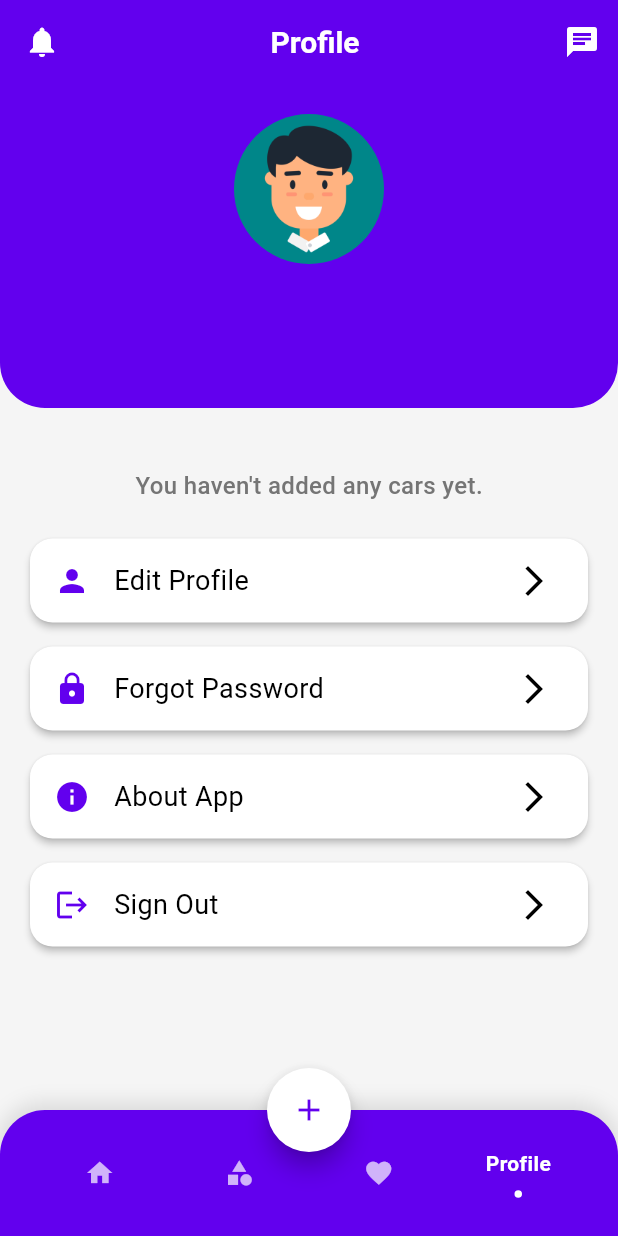
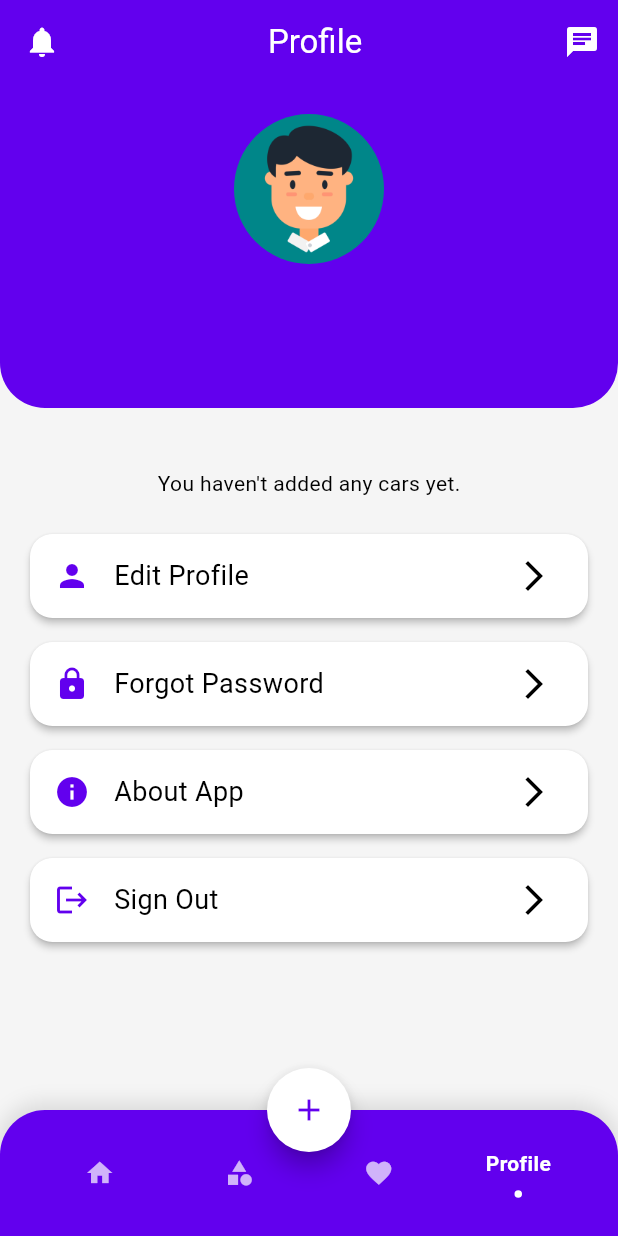
Before and after one commit to adkdeve/rent_a_car, a Flutter app: the HomeScreen screen opened directly, item 4 of the bottom bar chosen, after a tap on the "chat" icon, on a phone screen of 412 x 824 dp. Run offline on Flutter 3.47's test engine with Material 3 defaults, Android fonts, the phone set to English and light mode, and no system bars; drawn by our look-alikes of badges, flashy_tab_bar2; our stand-ins replace cloud_firestore, fade_shimmer, firebase_auth, firebase_core, flutter_onboarding_slider, flutter_svg and 6 more; missing offline and left inert: reveal_on_scroll; accounts and stored records are empty.

Commit message:
Categories Provider updated

```diff
--- a/lib/Screen/Auth | Profile/ProfileScreen.dart
+++ b/lib/Screen/Auth | Profile/ProfileScreen.dart
@@ -29,22 +29,25 @@ class _ProfilePageState extends State<ProfilePage> {
   @override
   Widget build(BuildContext context) {
     final theme = Theme.of(context);
-    final themeColor = Theme.of(context).primaryColor;
+    final colorScheme = theme.colorScheme;
+    final textTheme = theme.textTheme;
 
     return Scaffold(
       appBar: AppBar(
-        title: const Center(
-          child: Text('Profile', style: TextStyle(color: Colors.white)),
+        title: Center(
+          child: Text(
+            'Profile',
+            style: textTheme.titleLarge?.copyWith(color: colorScheme.onPrimary),
+          ),
         ),
-        backgroundColor: Theme.of(context).primaryColor,
+        backgroundColor: colorScheme.primary,
         elevation: 0,
-        // Notification icon on the top-left
         leading: StreamBuilder<QuerySnapshot>(
           stream: FirebaseFirestore.instance
               .collection('users')
               .doc(userId)
               .collection('notifications')
-              .where('isRead', isEqualTo: false)  // Filter for unread notifications
+              .where('isRead', isEqualTo: false)
               .snapshots(),
           builder: (context, snapshot) {
             int unreadCount = 0;
@@ -57,12 +60,11 @@ class _ProfilePageState extends State<ProfilePage> {
                 showBadge: unreadCount > 0,
                 badgeContent: Text(
                   '$unreadCount',
-                  style: const TextStyle(color: Colors.white),
+                  style: TextStyle(color: colorScheme.onPrimary),
                 ),
-                child: const Icon(Icons.notifications, color: Colors.white),
+                child: Icon(Icons.notifications, color: colorScheme.onPrimary),
               ),
               onPressed: () {
-                // Navigate to NotificationScreen
                 Navigator.push(
                   context,
                   MaterialPageRoute(builder: (context) => NotificationScreen()),
@@ -71,16 +73,11 @@ class _ProfilePageState extends State<ProfilePage> {
             );
           },
         ),
-        // Chat icon on the top-right
         actions: [
           IconButton(
-            icon: const Icon(Icons.chat, color: Colors.white),
+            icon: Icon(Icons.chat, color: colorScheme.onPrimary),
             onPressed: () {
               // Handle chat icon press if needed
-              // Example: Navigator.push(
-              //   context,
-              //   MaterialPageRoute(builder: (context) => ChatScreen()),
-              // );
             },
           ),
         ],
@@ -90,12 +87,11 @@ class _ProfilePageState extends State<ProfilePage> {
           child: Column(
             crossAxisAlignment: CrossAxisAlignment.center,
             children: [
-              // Profile header with avatar and name
               Container(
                 width: double.infinity,
                 padding: const EdgeInsets.all(20),
                 decoration: BoxDecoration(
-                  color: theme.primaryColor,
+                  color: colorScheme.primary,
                   borderRadius: const BorderRadius.vertical(
                     bottom: Radius.circular(30),
                   ),
@@ -107,29 +103,28 @@ class _ProfilePageState extends State<ProfilePage> {
                       radius: 50,
                       backgroundImage: GlobalConfig.image != null
                           ? FileImage(GlobalConfig.image!)
-                          : const AssetImage("assets/avatar.jpg"),
+                          : const AssetImage("assets/avatar.jpg") as ImageProvider,
                     ),
                     const SizedBox(height: 16),
                     Text(
-                      '${GlobalConfig.name}', // Display full name
-                      style: theme.textTheme.titleLarge?.copyWith(
-                        color: Colors.white,
+                      '${GlobalConfig.name}',
+                      style: textTheme.titleLarge?.copyWith(
+                        color: colorScheme.onPrimary,
                         fontWeight: FontWeight.bold,
                       ),
                     ),
                     const SizedBox(height: 8),
                     Text(
-                      GlobalConfig.email.isNotEmpty ? GlobalConfig.email : GlobalConfig.phoneNumber, // Display email if not empty, else phoneNumber
-                      style: theme.textTheme.bodyLarge?.copyWith(
-                        color: Colors.white70,
+                      GlobalConfig.email.isNotEmpty ? GlobalConfig.email : GlobalConfig.phoneNumber,
+                      style: textTheme.bodyLarge?.copyWith(
+                        color: colorScheme.onPrimary.withOpacity(0.7),
                       ),
                     ),
                   ],
                 ),
               ),
               const SizedBox(height: 24),
-              _buildmyCarSection(themeColor),
-              // Profile options and actions
+              _buildMyCarSection(colorScheme, textTheme),
               Padding(
                 padding: const EdgeInsets.symmetric(horizontal: 20),
                 child: Column(
@@ -149,7 +144,6 @@ class _ProfilePageState extends State<ProfilePage> {
                           ),
                         );
 
-                        // Update state with new data if available
                         if (updatedData != null) {
                           setState(() {
                             GlobalConfig.name = updatedData['name'];
@@ -163,7 +157,6 @@ class _ProfilePageState extends State<ProfilePage> {
                       icon: Icons.lock,
                       title: 'Forgot Password',
                       onTap: () {
-                        // Navigate to Change Password screen
                         Navigator.push(
                           context,
                           MaterialPageRoute(builder: (context) => ForgotPasswordScreen()),
@@ -185,20 +178,15 @@ class _ProfilePageState extends State<ProfilePage> {
                       title: 'Sign Out',
                       onTap: () async {
                         try {
-                          // Sign out the user from Firebase Auth
                           await FirebaseAuth.instance.signOut();
-
-                          // Navigate to the Onboarding Screen
                           Navigator.pushReplacement(
                             context,
                             MaterialPageRoute(builder: (context) => OnboardingScreen()),
                           );
-
                           ScaffoldMessenger.of(context).showSnackBar(
                             const SnackBar(content: Text('You have signed out successfully!')),
                           );
                         } catch (e) {
-                          // Handle error during sign out
                           ScaffoldMessenger.of(context).showSnackBar(
                             SnackBar(content: Text('Error: $e')),
                           );
@@ -216,27 +204,27 @@ class _ProfilePageState extends State<ProfilePage> {
   }
 
   Stream<List<Car>> fetchMyCarsStream() {
-    String userId = FirebaseAuth.instance.currentUser!.uid; // Get current user's UID
+    String userId = FirebaseAuth.instance.currentUser!.uid;
     return FirebaseFirestore.instance
         .collection('cars')
-        .where('ownerID', isEqualTo: userId) // Ensure 'ownerId' exists in Firestore
+        .where('ownerID', isEqualTo: userId)
         .snapshots()
         .map((snapshot) {
       return snapshot.docs.map((doc) {
         var data = doc.data();
-        return Car.fromFirestore(data, doc.id); // Ensure Car.fromFirestore is implemented correctly
+        return Car.fromFirestore(data, doc.id);
       }).toList();
     });
   }
 
-  Widget _buildmyCarSection(Color themeColor) {
+  Widget _buildMyCarSection(ColorScheme colorScheme, TextTheme textTheme) {
     return StreamBuilder<List<Car>>(
       stream: fetchMyCarsStream(),
       builder: (context, snapshot) {
         if (snapshot.connectionState == ConnectionState.waiting) {
-          return const Center(
+          return Center(
             child: CircularProgressIndicator(
-              valueColor: AlwaysStoppedAnimation<Color>(Colors.green),
+              valueColor: AlwaysStoppedAnimation<Color>(colorScheme.primary),
             ),
           );
         }
@@ -245,9 +233,8 @@ class _ProfilePageState extends State<ProfilePage> {
           return Center(
             child: Text(
               "Error loading your ads",
-              style: TextStyle(
-                fontSize: 16,
-                color: Colors.grey[600],
+              style: textTheme.bodyMedium?.copyWith(
+                color: colorScheme.onSurfaceVariant,
               ),
             ),
           );
@@ -260,10 +247,8 @@ class _ProfilePageState extends State<ProfilePage> {
             padding: const EdgeInsets.all(16.0),
             child: Text(
               "You haven't added any cars yet.",
-              style: TextStyle(
-                fontSize: 16,
-                fontWeight: FontWeight.w500,
-                color: Colors.grey[600],
+              style: textTheme.bodyMedium?.copyWith(
+                color: colorScheme.onSurfaceVariant,
               ),
             ),
           );
@@ -271,7 +256,7 @@ class _ProfilePageState extends State<ProfilePage> {
 
         return Padding(
           padding: const EdgeInsets.fromLTRB(16, 16, 16, 0),
-          child: SingleChildScrollView( // Added this
+          child: SingleChildScrollView(
             child: Column(
               crossAxisAlignment: CrossAxisAlignment.start,
               children: [
@@ -280,30 +265,27 @@ class _ProfilePageState extends State<ProfilePage> {
                   children: [
                     Text(
                       "My Ads",
-                      style: TextStyle(
-                        fontSize: 20,
+                      style: textTheme.titleMedium?.copyWith(
+                        color: colorScheme.onSurface,
                         fontWeight: FontWeight.bold,
-                        color: Colors.grey[800],
                       ),
                     ),
-                    ElevatedButton(
+                    TextButton(
                       onPressed: () {
-                        // Handle 'More' button click
+                        // Navigator.push(
+                        //   context,
+                        //   MaterialPageRoute(
+                        //     builder: (context) => CategoriesScreen(collectionPath: 'categories/doc1/categoriesByBrand',
+                        //       title: 'Cars by Brand',),
+                        //   ),
+                        // );
                       },
-                      style: ElevatedButton.styleFrom(
-                        backgroundColor: themeColor,
-                        shape: RoundedRectangleBorder(
-                          borderRadius: BorderRadius.circular(20),
-                        ),
-                        padding: const EdgeInsets.symmetric(horizontal: 16, vertical: 8),
-                        elevation: 2,
-                      ),
-                      child: const Text(
-                        'More',
+                      child: Text(
+                        'View All',
                         style: TextStyle(
-                          color: Colors.white,
                           fontSize: 14,
                           fontWeight: FontWeight.w500,
+                          color: colorScheme.primary, // Use primary color for text
                         ),
                       ),
                     ),
@@ -311,15 +293,14 @@ class _ProfilePageState extends State<ProfilePage> {
                 ),
                 const SizedBox(height: 12),
                 SizedBox(
-                  height: 150, // Fixed height for the horizontal list
+                  height: 150,
                   child: ListView.builder(
                     scrollDirection: Axis.horizontal,
                     itemCount: myCars.length,
                     itemBuilder: (context, index) {
                       final car = myCars[index];
-                      return GestureDetector( // Wrap each car card with GestureDetector
+                      return GestureDetector(
                         onTap: () {
-                          // Navigate to the CarDetailScreen on tap
                           Navigator.push(
                             context,
                             MaterialPageRoute(
@@ -328,8 +309,8 @@ class _ProfilePageState extends State<ProfilePage> {
                           );
                         },
                         child: Container(
-                          width: 120, // Fixed width for each car card
-                          margin: EdgeInsets.only(right: index == myCars.length - 1 ? 0 : 16), // No margin for the last item
+                          width: 120,
+                          margin: EdgeInsets.only(right: index == myCars.length - 1 ? 0 : 16),
                           child: Column(
                             crossAxisAlignment: CrossAxisAlignment.start,
                             children: [
@@ -341,7 +322,7 @@ class _ProfilePageState extends State<ProfilePage> {
                                   child: Container(
                                     width: 120,
                                     height: 100,
-                                    color: Colors.grey[200], // Placeholder background
+                                    color: colorScheme.surfaceVariant,
                                     child: _buildImage(
                                       car.imageUrl.isNotEmpty ? car.imageUrl.first : '',
                                     ),
@@ -351,10 +332,8 @@ class _ProfilePageState extends State<ProfilePage> {
                               const SizedBox(height: 8),
                               Text(
                                 car.name.isNotEmpty ? car.name : 'Unnamed Car',
-                                style: TextStyle(
-                                  fontSize: 14,
-                                  fontWeight: FontWeight.w600,
-                                  color: Colors.grey[800],
+                                style: textTheme.bodyMedium?.copyWith(
+                                  color: colorScheme.onSurface,
                                 ),
                                 maxLines: 1,
                                 overflow: TextOverflow.ellipsis,
@@ -386,15 +365,15 @@ class _ProfilePageState extends State<ProfilePage> {
               value: loadingProgress.expectedTotalBytes != null
                   ? loadingProgress.cumulativeBytesLoaded / loadingProgress.expectedTotalBytes!
                   : null,
-              color: Colors.green, // Use theme color
+              color: Theme.of(context).colorScheme.primary,
             ),
           );
         },
         errorBuilder: (context, error, stackTrace) => Container(
-          color: Colors.grey[200],
-          child: const Icon(
+          color: Theme.of(context).colorScheme.surfaceVariant,
+          child: Icon(
             Icons.broken_image,
-            color: Colors.grey,
+            color: Theme.of(context).colorScheme.onSurfaceVariant,
             size: 40,
           ),
         ),
@@ -404,26 +383,25 @@ class _ProfilePageState extends State<ProfilePage> {
         File(imageUrl),
         fit: BoxFit.cover,
         errorBuilder: (context, error, stackTrace) => Container(
-          color: Colors.grey[200],
-          child: const Icon(
+          color: Theme.of(context).colorScheme.surfaceVariant,
+          child: Icon(
             Icons.broken_image,
-            color: Colors.grey,
+            color: Theme.of(context).colorScheme.onSurfaceVariant,
             size: 40,
           ),
         ),
       );
     } else {
       return Container(
-        color: Colors.grey[200],
-        child: const Icon(
+        color: Theme.of(context).colorScheme.surfaceVariant,
+        child: Icon(
           Icons.broken_image,
-          color: Colors.grey,
+          color: Theme.of(context).colorScheme.onSurfaceVariant,
           size: 40,
         ),
       );
     }
   }
-
 }
 
 class ProfileOption extends StatelessWidget {
--- a/lib/Screen/Categories/CarByBrands.dart
+++ b/lib/Screen/Categories/CarByBrands.dart
@@ -30,10 +30,10 @@ class _CarByBrandsState extends State<CarByBrands> {
     return Scaffold(
       appBar: AppBar(
         title: Text(
-          'Cars by Brand',
-          style: textTheme.titleLarge?.copyWith(color: colorScheme.onPrimary),
+          'Cars By Brand',
+          style: TextStyle(color: colorScheme.onPrimary), // Use onPrimary color for text
         ),
-        backgroundColor: colorScheme.primary,
+        backgroundColor: colorScheme.primary, // Use primary color for app bar background
       ),
       body: Consumer<CategoriesProvider>(
         builder: (context, provider, child) {
--- a/lib/Screen/Categories/CarByTypes.dart
+++ b/lib/Screen/Categories/CarByTypes.dart
@@ -31,10 +31,11 @@ class _CarByTypesState extends State<CarByTypes> {
       appBar: AppBar(
         title: Text(
           'Cars by Type',
-          style: textTheme.titleLarge?.copyWith(color: colorScheme.onPrimary),
+          style: TextStyle(color: colorScheme.onPrimary), // Use onPrimary color for text
         ),
-        backgroundColor: colorScheme.primary,
+        backgroundColor: colorScheme.primary, // Use primary color for app bar background
       ),
+
       body: Consumer<CategoriesProvider>(
         builder: (context, provider, child) {
           return FutureBuilder<List<Car>>(
--- a/lib/Screen/HomeScreenContent.dart
+++ b/lib/Screen/HomeScreenContent.dart
@@ -38,7 +38,7 @@ class _HomeScreenState extends State<HomeScreen> {
       title: 'Cars by Type',
     ),
     const FavoriteScreen(),
-    const ProfilePage(),
+    ProfilePage(),
   ];
 
   // Fetch user data from shared preferences
@@ -71,7 +71,6 @@ class _HomeScreenState extends State<HomeScreen> {
     final colorScheme = theme.colorScheme;
 
     return Scaffold(
-      extendBody: true,
       resizeToAvoidBottomInset: false, // Prevents resizing when keyboard appears
       floatingActionButton: FloatingActionButton(
         onPressed: () {
@@ -161,7 +160,7 @@ class HomePage extends StatefulWidget {
 }
 
 class _HomePageState extends State<HomePage> {
-  final ScrollController _scrollController = ScrollController(); // Scroll controller
+  final ScrollController _scrollController = ScrollController(); // Scroll controller for the main page
   late Future<List<Map<String, String>>> _categoriesFuture;
   CarRepository repository = CarRepository();
   late Future<List<Car>> featuredCars = repository.getFeaturedCars();
@@ -290,9 +289,8 @@ class _HomePageState extends State<HomePage> {
 
     return Scaffold(
       body: SafeArea(
-        child: Container(
         child: SingleChildScrollView(
-            controller: _scrollController, // Attach the scroll controller
+          controller: _scrollController, // Attach the scroll controller to the main scroll view
           child: Column(
             crossAxisAlignment: CrossAxisAlignment.start,
             children: [
@@ -308,7 +306,6 @@ class _HomePageState extends State<HomePage> {
               // Recent Cars Section
               _buildRecentCarsSection(colorScheme),
             ],
-            ),
           ),
         ),
       ),
@@ -368,7 +365,7 @@ class _HomePageState extends State<HomePage> {
                       Navigator.push(
                         context,
                         MaterialPageRoute(
-                          builder: (context) => const ProfilePage(),
+                          builder: (context) => ProfilePage(),
                         ),
                       );
                     },
@@ -684,11 +681,7 @@ class _HomePageState extends State<HomePage> {
                     ),
                   ),
                   // Favorite Button
-                  Positioned(
-                    top: 8,
-                    right: 8,
-                    child: FavoriteButton(car: car),
-                  ),
+                  FavoriteButton(car: car), // Use FavoriteButton directly without Positioned
                   // Car Name and Rating
                   Positioned(
                     bottom: 8,
@@ -783,33 +776,27 @@ class _HomePageState extends State<HomePage> {
             style: TextStyle(
               fontSize: 18,
               fontWeight: FontWeight.bold,
-              color: colorScheme.onBackground, // Use onBackground color for text
+              color: colorScheme.onBackground,
             ),
           ),
           const SizedBox(height: 12),
           FutureBuilder<List<Car>>(
-            future: repository.getRecentCars(), // Pass the Future to FutureBuilder
+            future: repository.getRecentCars(),
             builder: (context, snapshot) {
               if (snapshot.connectionState == ConnectionState.waiting) {
-                return const Center(child: CircularProgressIndicator()); // Show loading spinner
+                return const Center(child: CircularProgressIndicator());
               } else if (snapshot.hasError) {
-                return Center(child: Text('Error: ${snapshot.error}')); // Show error if any
+                return Center(child: Text('Error: ${snapshot.error}'));
               } else if (!snapshot.hasData || snapshot.data!.isEmpty) {
-                return const Center(child: Text('No recent cars available.')); // Handle no data
+                return const Center(child: Text('No recent cars available.'));
               } else {
-                List<Car> recentCars = snapshot.data!; // Get the list of cars
+                List<Car> recentCars = snapshot.data!;
                 return ListView.builder(
                   shrinkWrap: true,
                   physics: const NeverScrollableScrollPhysics(),
                   itemCount: recentCars.length,
                   itemBuilder: (context, index) {
-                    return ScrollToReveal.withAnimation(
-                      label: 'RecentCar$index',
-                      scrollController: _scrollController, // Use the defined ScrollController
-                      reflectPosition: 0, // Trigger animation on reaching this point
-                      animationType: AnimationType.findInLeft, // Corrected animation type
-                      child: _buildRecentCarCard(recentCars[index], context),
-                    );
+                    return _buildRecentCarCard(recentCars[index], context);
                   },
                 );
               }
@@ -820,14 +807,13 @@ class _HomePageState extends State<HomePage> {
     );
   }
 
-  // Individual Recent Car Card with RevealOnScroll applied
+  // Individual Recent Car Card
   Widget _buildRecentCarCard(Car car, BuildContext context) {
     final theme = Theme.of(context);
     final colorScheme = theme.colorScheme;
 
     return GestureDetector(
       onTap: () {
-        // Navigate to car details page using the Car object
         Navigator.push(
           context,
           MaterialPageRoute(
@@ -884,11 +870,7 @@ class _HomePageState extends State<HomePage> {
                   ),
                 ),
                 // Favorite Button in top right corner
-                Positioned(
-                  top: 8,
-                  right: 8,
-                  child: FavoriteButton(car: car), // Use the same global favorite button
-                ),
+                FavoriteButton(car: car), // Use FavoriteButton directly without Positioned
               ],
             ),
             // Car Details Section
--- a/pubspec.yaml
+++ b/pubspec.yaml
@@ -31,8 +31,6 @@ dependencies:
   skeleton_loader: ^2.0.0+4
 
 
-
-
   swipeable_card_stack: any
 dev_dependencies:
   flutter_test:
```
Also changed, not shown: lib/Screen/Categories/CategoriesScreen.dart (+48 -35 lines), lib/Screen/FavouriteScreen.dart (+10 -20 lines), lib/main.dart (+8 -4 lines), lib/providers/CategoriesProvider.dart (+8 -7 lines). Lines whose indentation alone changed are shown as unchanged.
